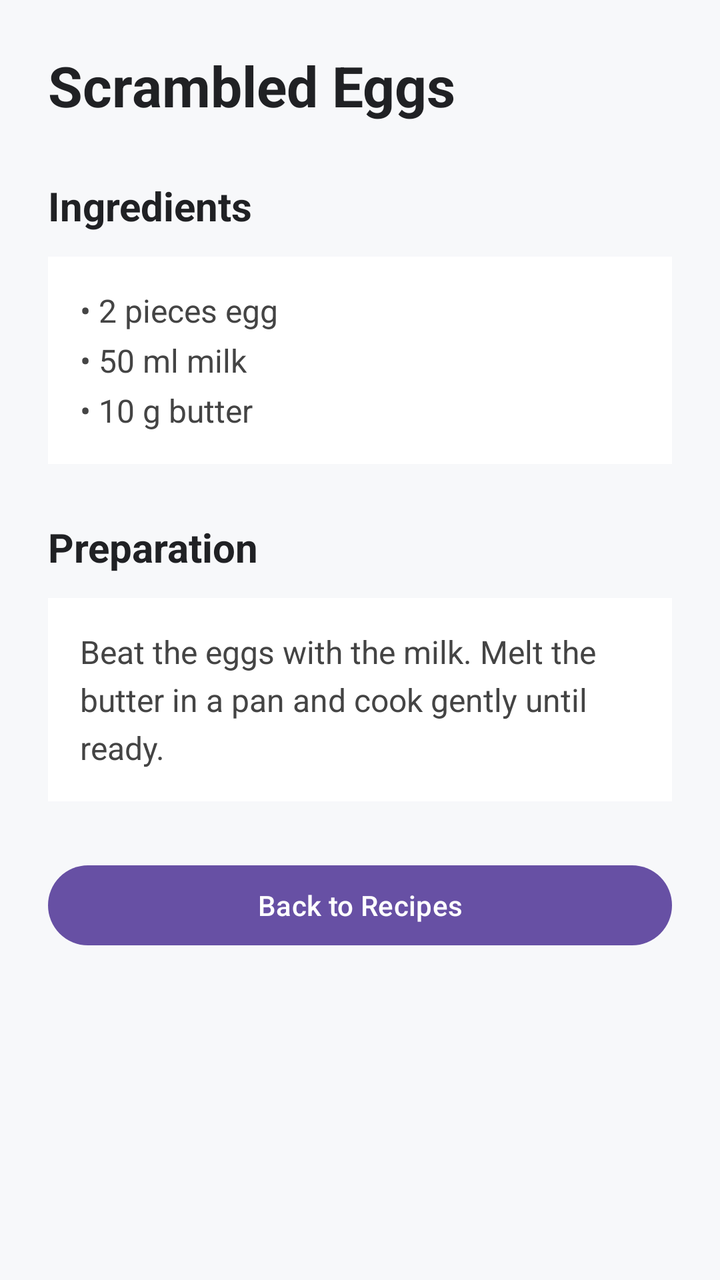
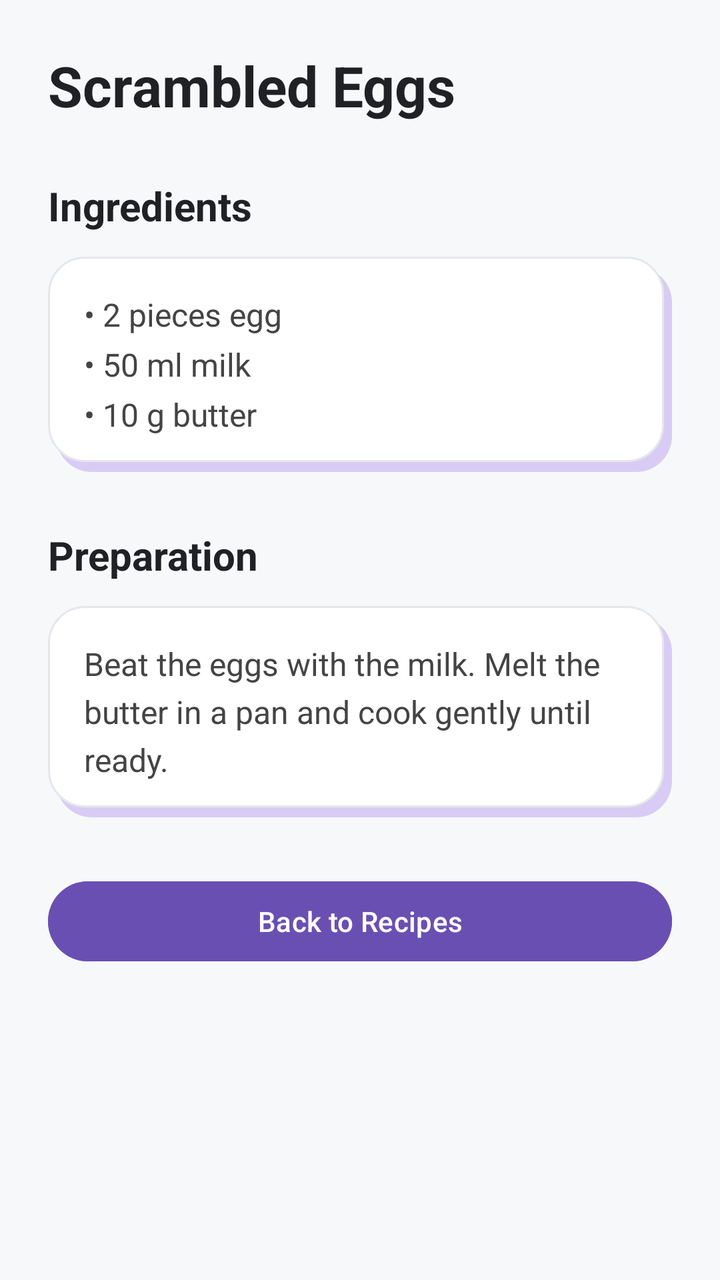

The first picture is an Android layout as it rendered before a commit; the second is the same layout after the commit. The layout source and the unified diff follow.
<!-- AndroidManifest.xml: application theme Theme.SmartPantryManager -->
<!-- res/layout/activity_recipe_detail.xml -->
<?xml version="1.0" encoding="utf-8"?>
<ScrollView xmlns:android="http://schemas.android.com/apk/res/android"
    android:layout_width="match_parent"
    android:layout_height="match_parent"
    android:background="#F7F8FA">

    
    <LinearLayout
        android:layout_width="match_parent"
        android:layout_height="wrap_content"
        android:orientation="vertical"
        android:padding="24dp">

        
        <TextView
            android:id="@+id/tvRecipeDetailName"
            android:layout_width="match_parent"
            android:layout_height="wrap_content"
            android:text="Scrambled Eggs"
            android:textSize="28sp"
            android:textStyle="bold"
            android:textColor="#202124" />

        
        <TextView
            android:layout_width="match_parent"
            android:layout_height="wrap_content"
            android:layout_marginTop="28dp"
            android:text="Ingredients"
            android:textSize="20sp"
            android:textStyle="bold"
            android:textColor="#202124" />

        
        <TextView
            android:id="@+id/tvRecipeIngredients"
            android:layout_width="match_parent"
            android:layout_height="wrap_content"
            android:layout_marginTop="12dp"
            android:padding="16dp"
            android:background="#FFFFFF"
            android:text="• 2 pieces egg\n• 50 ml milk\n• 10 g butter"
            android:textSize="16sp"
            android:lineSpacingExtra="6dp"
            android:textColor="#444444" />

        
        <TextView
            android:layout_width="match_parent"
            android:layout_height="wrap_content"
            android:layout_marginTop="28dp"
            android:text="Preparation"
            android:textSize="20sp"
            android:textStyle="bold"
            android:textColor="#202124" />

        
        <TextView
            android:id="@+id/tvRecipeInstructions"
            android:layout_width="match_parent"
            android:layout_height="wrap_content"
            android:layout_marginTop="12dp"
            android:padding="16dp"
            android:background="#FFFFFF"
            android:text="Beat the eggs with the milk. Melt the butter in a pan and cook gently until ready."
            android:textSize="16sp"
            android:lineSpacingExtra="5dp"
            android:textColor="#444444" />

        
        <Button
            android:id="@+id/btnBackToRecipes"
            android:layout_width="match_parent"
            android:layout_height="wrap_content"
            android:layout_marginTop="28dp"
            android:text="Back to Recipes"
            android:textAllCaps="false" />

    </LinearLayout>

</ScrollView>
<!-- resources referenced by this layout -->
<resources>
  <style name="Theme.SmartPantryManager" parent="Base.Theme.SmartPantryManager" />
  <style name="Base.Theme.SmartPantryManager" parent="Theme.Material3.DayNight.NoActionBar">
          
          
      </style>
</resources>

<!-- the commit's change to res/layout/activity_recipe_detail.xml (unified diff, before → after) -->
@@ -4,7 +4,6 @@
     android:layout_height="match_parent"
     android:background="#F7F8FA">
 
-    
     <LinearLayout
         android:layout_width="match_parent"
         android:layout_height="wrap_content"
@@ -37,8 +36,8 @@
             android:layout_width="match_parent"
             android:layout_height="wrap_content"
             android:layout_marginTop="12dp"
-            android:padding="16dp"
-            android:background="#FFFFFF"
+            android:padding="18dp"
+            android:background="@drawable/detail_card_background"
             android:text="• 2 pieces egg\n• 50 ml milk\n• 10 g butter"
             android:textSize="16sp"
             android:lineSpacingExtra="6dp"
@@ -60,8 +59,8 @@
             android:layout_width="match_parent"
             android:layout_height="wrap_content"
             android:layout_marginTop="12dp"
-            android:padding="16dp"
-            android:background="#FFFFFF"
+            android:padding="18dp"
+            android:background="@drawable/detail_card_background"
             android:text="Beat the eggs with the milk. Melt the butter in a pan and cook gently until ready."
             android:textSize="16sp"
             android:lineSpacingExtra="5dp"
@@ -74,7 +73,9 @@
             android:layout_height="wrap_content"
             android:layout_marginTop="28dp"
             android:text="Back to Recipes"
-            android:textAllCaps="false" />
+            android:textAllCaps="false"
+            android:textColor="@color/button_text_white"
+            android:backgroundTint="@color/nav_purple" />
 
     </LinearLayout>
 
<!-- resource entries referenced after the edit -->
@@ -1,5 +1,46 @@
 <!-- resources referenced by this layout -->
 <resources>
+  <color name="button_text_white">#FFFFFF</color>
+  <color name="nav_purple">#6A4FB3</color>
+  <!-- drawable detail_card_background (drawable) -->
+  <?xml version="1.0" encoding="utf-8"?>
+  <layer-list xmlns:android="http://schemas.android.com/apk/res/android">
+  
+      
+      <item
+          android:left="4dp"
+          android:top="5dp">
+  
+          <shape android:shape="rectangle">
+  
+              <solid android:color="#D8CCF4" />
+  
+              <corners android:radius="18dp" />
+  
+          </shape>
+  
+      </item>
+  
+      
+      <item
+          android:right="4dp"
+          android:bottom="5dp">
+  
+          <shape android:shape="rectangle">
+  
+              <solid android:color="#FFFFFF" />
+  
+              <stroke
+                  android:width="1dp"
+                  android:color="#E5E7EB" />
+  
+              <corners android:radius="18dp" />
+  
+          </shape>
+  
+      </item>
+  
+  </layer-list>
   <style name="Theme.SmartPantryManager" parent="Base.Theme.SmartPantryManager" />
   <style name="Base.Theme.SmartPantryManager" parent="Theme.Material3.DayNight.NoActionBar">
           
